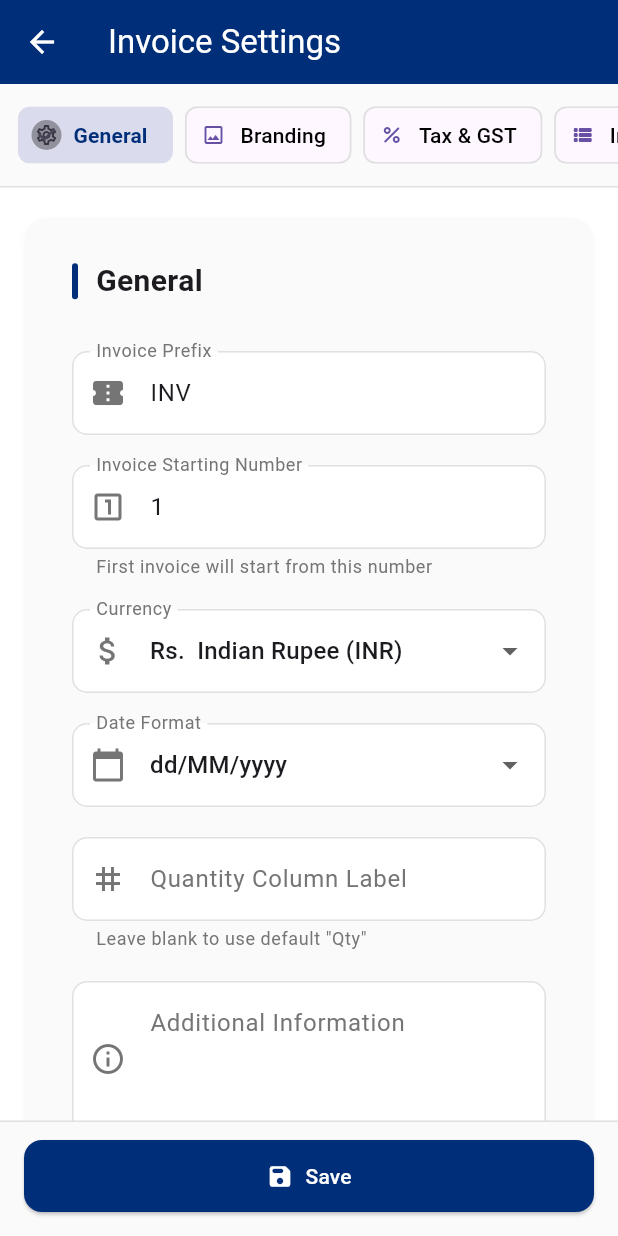
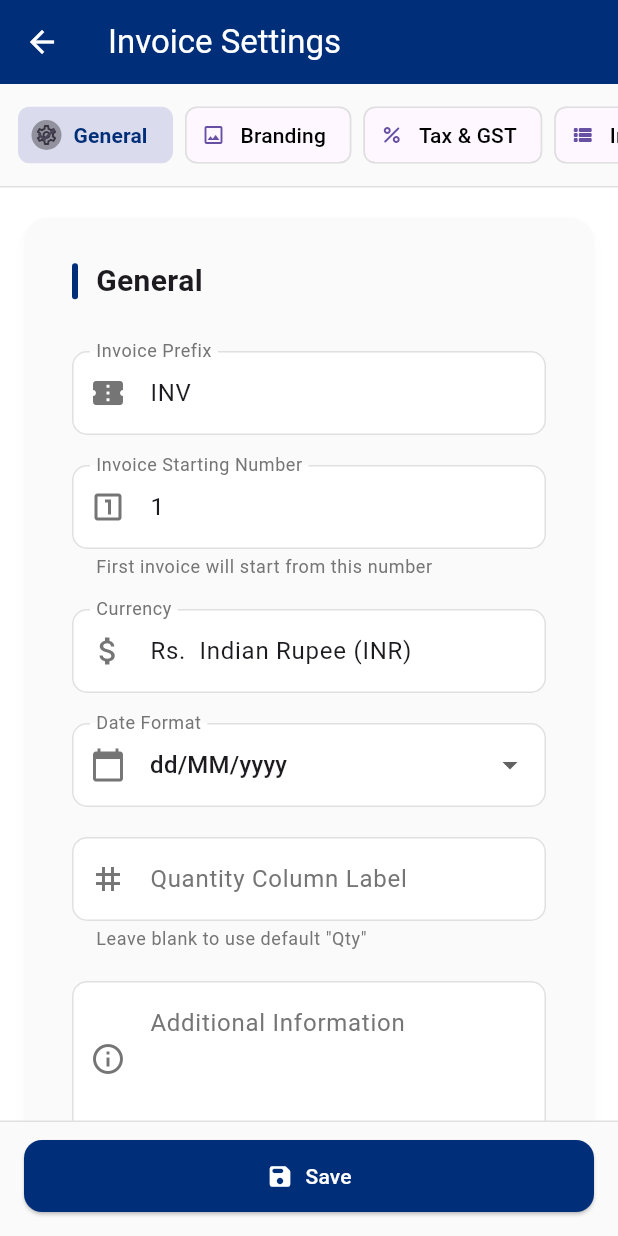
Before and after one commit to Anooppandikashala/invoiso, a Flutter app: the InvoiceSettingsScreenV2 screen opened directly, on a phone screen of 412 x 824 dp. Run offline on Flutter 3.47's test engine with Material 3 defaults, Android fonts, the phone set to English and light mode, and no system bars; our stand-ins replace csv, file_picker, fl_chart, flutter_riverpod, open_file, pdf and 5 more; missing offline and left inert: flex_color_picker, flutter_thermal_printer, qr, syncfusion_flutter_pdfviewer, window_manager; accounts and stored records are empty; project files that could hold a hidden picture were left out.

Commit message:
dropdown changed to search field

```diff
--- a/lib/screens/settings/invoice_settings_screen_v2.dart
+++ b/lib/screens/settings/invoice_settings_screen_v2.dart
@@ -417,23 +417,7 @@ class _InvoiceSettingsScreenV2State extends ConsumerState<InvoiceSettingsScreenV
                   ],
                 ),
               ),
-        DropdownButtonFormField<String>(
-          isExpanded: true,
-          value: _selectedCurrencyCode,
-          decoration:
-              _fieldDecorationV2(context, label: 'Currency', prefixIcon: const Icon(Icons.attach_money)),
-          items: SupportedCurrencies.all.map((c) {
-            return DropdownMenuItem<String>(
-              value: c.code,
-              child: Text('${c.symbol}  ${c.name} (${c.code})',
-                  maxLines: 1, overflow: TextOverflow.ellipsis),
-            );
-          }).toList(),
-          onChanged: (value) {
-            if (!mounted) return;
-            setState(() => _selectedCurrencyCode = value!);
-          },
-        ),
+        _buildCurrencyField(),
         DropdownButtonFormField<DateFormatOption>(
           isExpanded: true,
           value: _selectedDateFormat,
@@ -1187,4 +1171,82 @@ class _InvoiceSettingsScreenV2State extends ConsumerState<InvoiceSettingsScreenV
       }),
     );
   }
+
+  Widget _buildCurrencyField() {
+    final primaryColor = Theme.of(context).primaryColor;
+    final current = SupportedCurrencies.fromCode(_selectedCurrencyCode);
+    return Autocomplete<CurrencyOption>(
+      key: ValueKey(_selectedCurrencyCode),
+      initialValue: TextEditingValue(
+          text: '${current.symbol}  ${current.name} (${current.code})'),
+      displayStringForOption: (c) => '${c.symbol}  ${c.name} (${c.code})',
+      optionsBuilder: (TextEditingValue value) {
+        if (value.text.isEmpty) return SupportedCurrencies.all;
+        final query = value.text.toLowerCase();
+        return SupportedCurrencies.all.where((c) =>
+        c.name.toLowerCase().contains(query) ||
+            c.code.toLowerCase().contains(query) ||
+            c.symbol.toLowerCase().contains(query));
+      },
+      onSelected: (CurrencyOption c) {
+        if (!mounted) return;
+        setState(() => _selectedCurrencyCode = c.code);
+      },
+      fieldViewBuilder: (context, controller, focusNode, onSubmitted) {
+        return TextField(
+          controller: controller,
+          focusNode: focusNode,
+          style: const TextStyle(fontSize: AppFontSize.medium),
+          decoration: InputDecoration(
+            labelText: 'Currency',
+            prefixIcon: const Icon(Icons.attach_money),
+            border: OutlineInputBorder(
+                borderRadius: BorderRadius.circular(AppBorderRadius.xsmall)),
+            enabledBorder: OutlineInputBorder(
+              borderRadius: BorderRadius.circular(AppBorderRadius.xsmall),
+              borderSide:
+              BorderSide(color: Theme.of(context).colorScheme.outlineVariant),
+            ),
+            focusedBorder: OutlineInputBorder(
+              borderRadius: BorderRadius.circular(AppBorderRadius.xsmall),
+              borderSide: BorderSide(color: primaryColor, width: 2),
+            ),
+            filled: true,
+            fillColor: Theme.of(context).colorScheme.surfaceContainerHighest,
+          ),
+        );
+      },
+      optionsViewBuilder: (context, onSelected, options) {
+        return Align(
+          alignment: Alignment.topLeft,
+          child: Material(
+            elevation: 4,
+            color: Theme.of(context).colorScheme.surfaceContainer,
+            borderRadius: BorderRadius.circular(AppBorderRadius.xsmall),
+            child: ConstrainedBox(
+              constraints: const BoxConstraints(maxHeight: 240, maxWidth: 320),
+              child: ListView.builder(
+                padding: EdgeInsets.zero,
+                shrinkWrap: true,
+                itemCount: options.length,
+                itemBuilder: (context, index) {
+                  final c = options.elementAt(index);
+                  return ListTile(
+                    dense: true,
+                    title: Text('${c.symbol}  ${c.name}',
+                        style: const TextStyle(fontSize: AppFontSize.medium)),
+                    trailing: Text(c.code,
+                        style: TextStyle(
+                            fontSize: AppFontSize.xsmall,
+                            color: Theme.of(context).colorScheme.onSurfaceVariant)),
+                    onTap: () => onSelected(c),
+                  );
+                },
+              ),
+            ),
+          ),
+        );
+      },
+    );
+  }
 }
```
